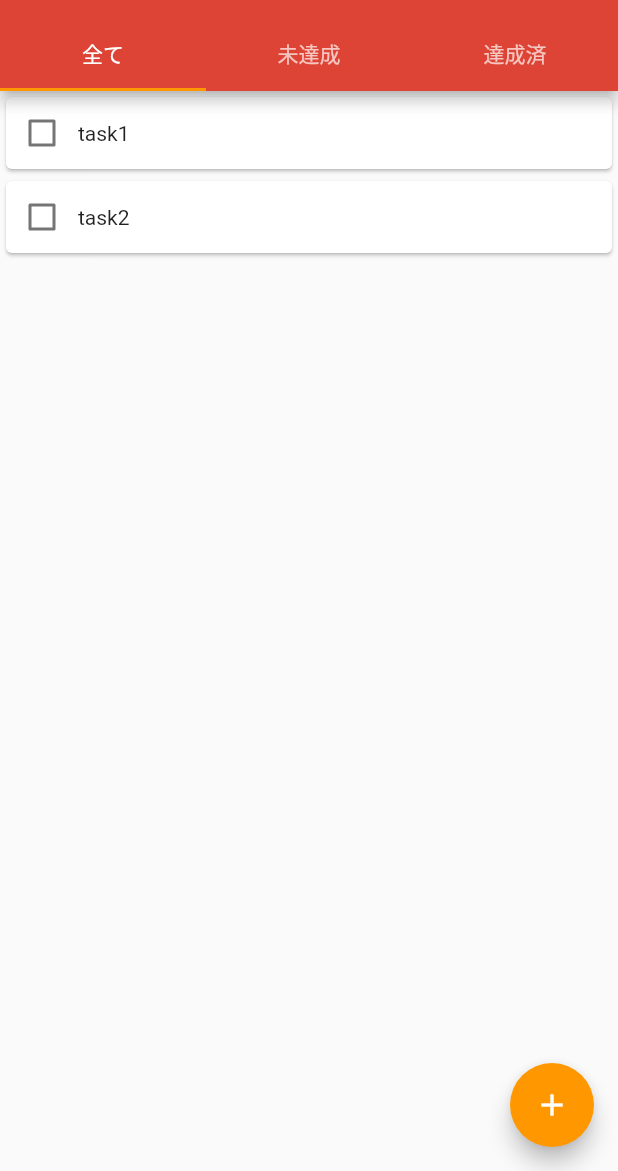
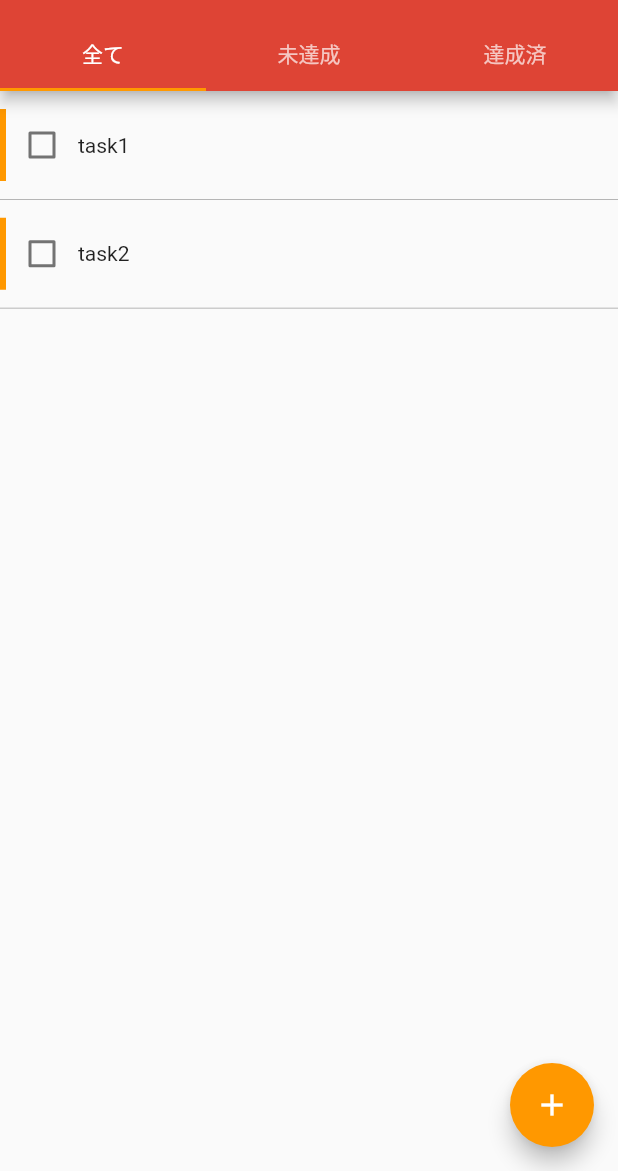
Before and after one commit to TTTTk84/Simple-TodoApp, a Flutter app: the screen it shows after launch, on a phone screen of 412 x 824 dp, the part 65-1236 px from its top. Run offline on Flutter 3.47's test engine with Material 2 defaults, Android fonts, the phone set to English and light mode, and no system bars.

Commit message:
[Add] itemlayout

```diff
--- a/lib/widgets/list/list_item.dart
+++ b/lib/widgets/list/list_item.dart
@@ -44,9 +44,19 @@ class _ListItemState extends State<ListItem> {
             trailing: Icon(Icons.check, color: Colors.white),
           ),
         ),
-        child: Card(
-          child: Row(
-            children: [
+        child: Column(
+          children: <Widget>[
+            Container(
+              margin: const EdgeInsets.symmetric(vertical: 12.0),
+              decoration: BoxDecoration(
+                border: Border(
+                  left: BorderSide(
+                    width: 4.0,
+                    color: Colors.orange,
+                  ),
+                ),
+              ),
+              child: Row(children: [
                 Checkbox(
                   value: widget.todo.isCheckd,
                   onChanged: (_) => _checkItem(),
@@ -55,8 +65,18 @@ class _ListItemState extends State<ListItem> {
                   widget.todo.description,
                   textAlign: TextAlign.center,
                 ),
+              ]),
+            ),
+            Container(
+              decoration: BoxDecoration(
+                border: Border(
+                    bottom: BorderSide(
+                  width: 0.5,
+                  color: Colors.grey,
+                )),
+              ),
+            ),
           ],
-          ),
         ),
       ),
     );
```
Lines whose indentation alone changed are shown as unchanged.
